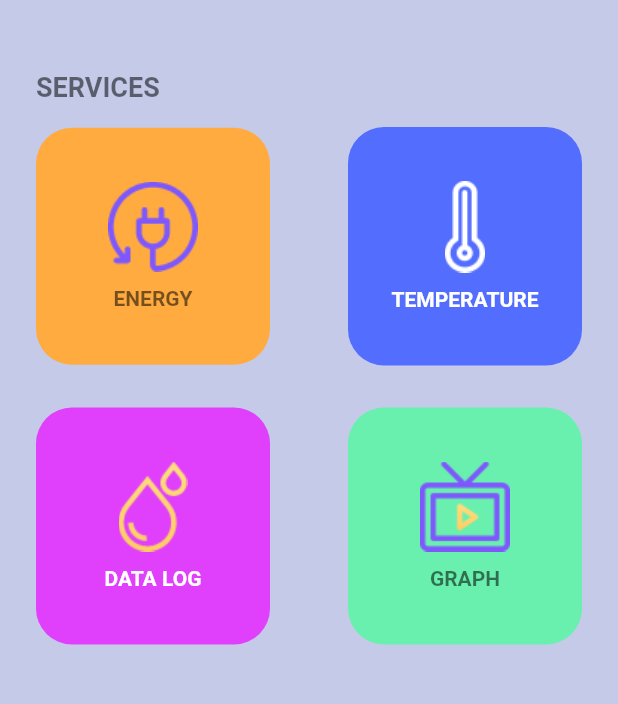
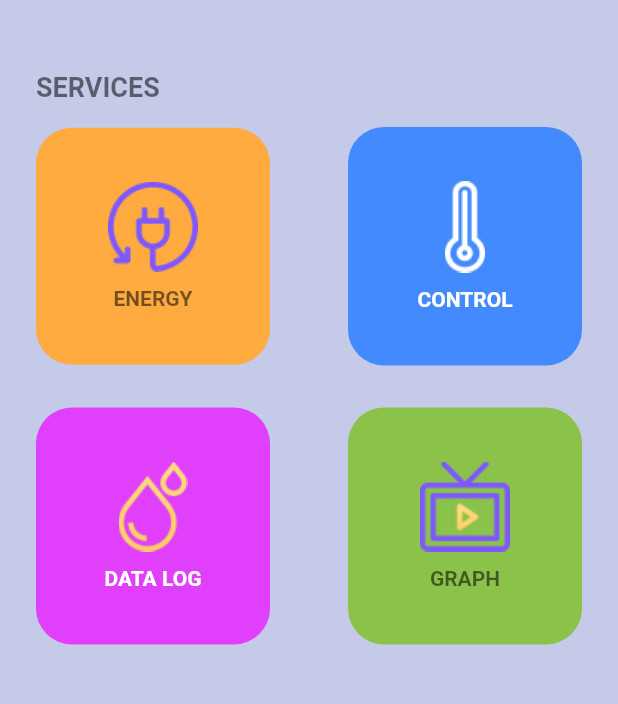
Before and after one commit to JohnTrader/shame_app, a Flutter app: the screen it shows after launch, after a tap on "SIGN IN", on a phone screen of 412 x 824 dp, the part 500-1204 px from its top. Run offline on Flutter 3.47's test engine with Material 2 defaults, Android fonts, the phone set to English and light mode, and no system bars; our stand-ins replace animated_splash_screen, faker, flutter_screenutil, lottie, page_transition, percent_indicator and 1 more; missing offline and left inert: dart_amqp, mongo_dart.

Commit message:
Update home_dashboard.dart

```diff
--- a/lib/ui/views/home_dashboard.dart
+++ b/lib/ui/views/home_dashboard.dart
@@ -4,6 +4,7 @@ import 'package:shame_app/ui/views/temperature.dart';
 
 import '../../display.dart';
 import '../../show_graph.dart';
+import '../../smarthome_ui/src/smart_home_control_page.dart';
 //import 'package:dart_amqp/dart_amqp.dart';
 //import '../../radial_progress.dart';
 
@@ -136,13 +137,14 @@ class _HomePageState extends State<HomePage> {
                             Navigator.push(
                               context,
                               MaterialPageRoute(
-                                builder: (context) => const TemperaturePage(),
+                                //builder: (context) => const TemperaturePage(),
+                                builder: (context) => const SmartHomeControlPage(),
                               ),
                             );
                           },
                           icon: 'assets/images/temperature.png',
-                          title: 'TEMPERATURE',
-                          color: Colors.indigoAccent,
+                          title: 'CONTROL',
+                          color: Colors.blueAccent,
                           fontColor: Colors.white,
                         ),
                       ],
@@ -176,7 +178,7 @@ class _HomePageState extends State<HomePage> {
                           },
                           icon: 'assets/images/entertainment.png',
                           title: 'GRAPH',
-                          color: Colors.greenAccent,
+                          color: Colors.lightGreen,
                           fontColor: Colors.black54,
                         ),
                       ],
```
